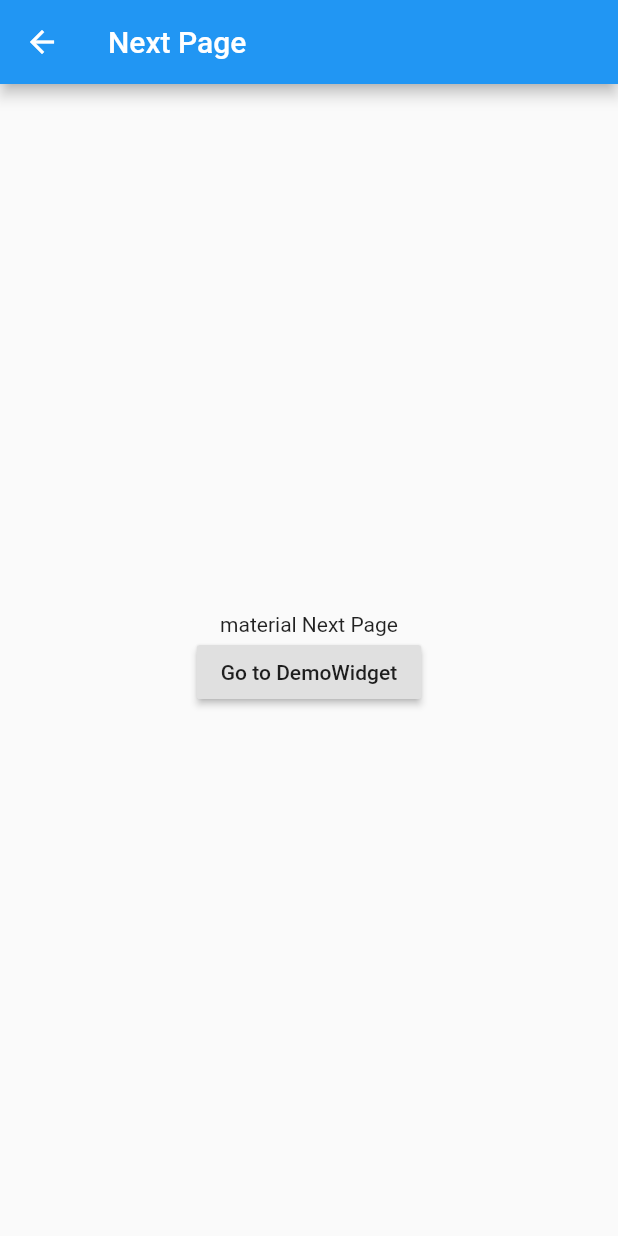
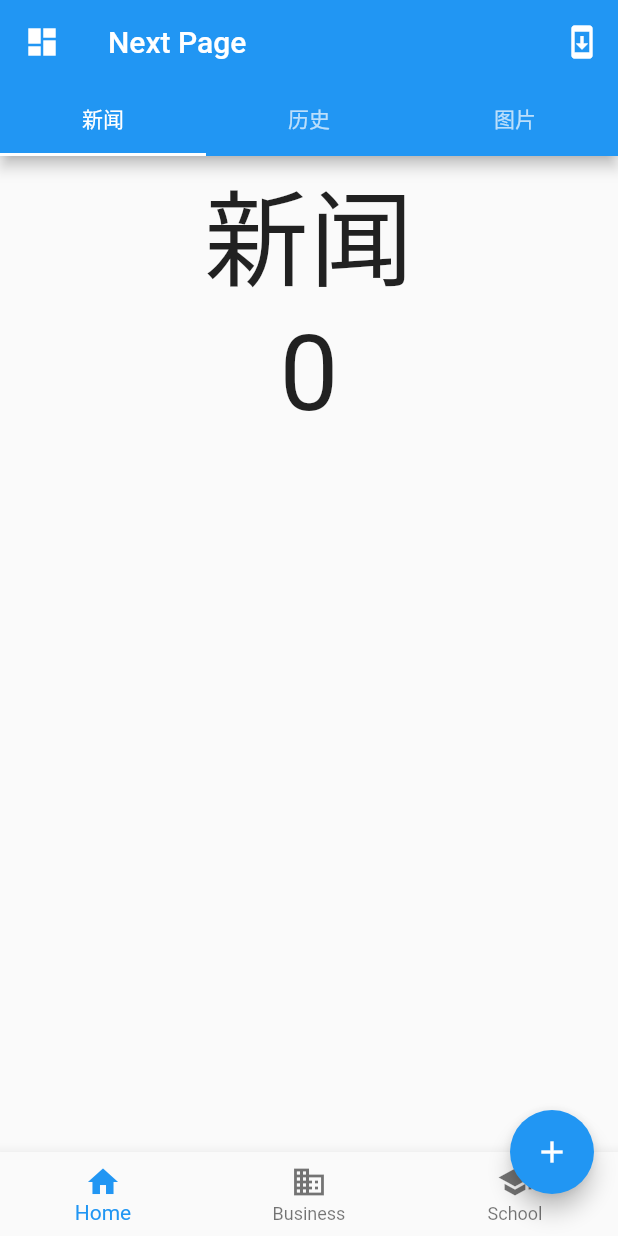
Before and after one commit to seasonZhu/FlutterInProject, a Flutter app: the NextPage screen opened directly, on a phone screen of 412 x 824 dp. Run offline on Flutter 3.47's test engine with Material 2 defaults, Android fonts, the phone set to English and light mode, and no system bars; our stand-ins replace flutter_datetime_picker; generated files the repository leaves out were written again.

Commit message:
编写例子和模型

```diff
--- a/my_flutter/lib/MyApp/nextPage.dart
+++ b/my_flutter/lib/MyApp/nextPage.dart
@@ -1,15 +1,144 @@
 import 'package:flutter/material.dart';
 
 import 'package:my_flutter/Study/DemoWidget.dart';
+import 'package:my_flutter/MyApp/progressRoute.dart';
 
-class NextPage extends StatelessWidget {
+class NextPage extends StatefulWidget {
+  @override
+  _NextPageState createState() => _NextPageState();
+}
+
+class _NextPageState extends State<NextPage>
+    with SingleTickerProviderStateMixin {
+  TabController _tabController;
+
+  List tabs = ["新闻", "历史", "图片"];
+
+  int _selectedIndex = 0;
+
+  int _sum = 0;
+
+  @override
+  void initState() {
+    super.initState();
+    // 创建Controller
+    _tabController = TabController(length: tabs.length, vsync: this);
+  }
+
   @override
   Widget build(BuildContext context) {
     return Scaffold(
       appBar: AppBar(
+        // 自定义左侧按钮
+        leading: Builder(builder: (context) {
+          return IconButton(
+            icon: Icon(Icons.dashboard, color: Colors.white), //自定义图标
+            onPressed: () {
+              print("返回按钮?");
+              Scaffold.of(context).openDrawer();
+            },
+          );
+        }),
+        actions: <Widget>[
+          IconButton(
+            icon: Icon(Icons.system_update, color: Colors.white),
+            onPressed: () {
+              Navigator.push(
+                context,
+                MaterialPageRoute(
+                  //fullscreenDialog: true, //加上这句是present, 不加这句是push
+                  builder: (context) => ProgressView(),
+                ),
+              );
+            },
+          )
+        ],
         title: Text("Next Page"),
+        centerTitle: false,
+        bottom: TabBar(
+            //生成Tab菜单
+            controller: _tabController,
+            tabs: tabs.map((e) => Tab(text: e)).toList()),
       ),
-        body: Column(
+      drawer: Drawer(),
+      body: TabBarView(
+          controller: _tabController,
+          children: tabs.map((e) {
+            //创建3个Tab页
+            return Container(
+                alignment: Alignment.center,
+                child: Column(
+                  children: <Widget>[
+                    Text(e, textScaleFactor: 5),
+                    Text(_sum.toString(), textScaleFactor: 5)
+                  ],
+                ));
+          }).toList()),
+      bottomNavigationBar:
+          _sum % 5 == 0 ? getBottomNavigationBar() : getBottomAppBar(),
+      floatingActionButton: FloatingActionButton(
+        //悬浮按钮
+        child: Icon(Icons.add),
+        onPressed: _onAdd,
+      ),
+      floatingActionButtonLocation: _sum % 5 == 0
+          ? FloatingActionButtonLocation.endDocked
+          : FloatingActionButtonLocation.centerDocked,
+    );
+  }
+
+  BottomAppBar getBottomAppBar() {
+    return BottomAppBar(
+      color: Colors.white,
+      shape: CircularNotchedRectangle(), // 底部导航栏打一个圆形的洞
+      child: Row(
+        children: [
+          IconButton(
+            icon: Icon(Icons.home),
+            onPressed: () {},
+          ),
+          SizedBox(), //中间位置空出
+          IconButton(
+            icon: Icon(Icons.business),
+            onPressed: () {},
+          ),
+        ],
+        mainAxisAlignment: MainAxisAlignment.spaceAround, //均分底部导航栏横向空间
+      ),
+    );
+  }
+
+  BottomNavigationBar getBottomNavigationBar() {
+    return BottomNavigationBar(
+      // 底部导航
+      items: <BottomNavigationBarItem>[
+        BottomNavigationBarItem(icon: Icon(Icons.home), title: Text('Home')),
+        BottomNavigationBarItem(
+            icon: Icon(Icons.business), title: Text('Business')),
+        BottomNavigationBarItem(
+            icon: Icon(Icons.school), title: Text('School')),
+      ],
+      currentIndex: _selectedIndex,
+      fixedColor: Colors.blue,
+      onTap: _onItemTapped,
+    );
+  }
+
+  void _onItemTapped(int index) {
+    setState(() {
+      _selectedIndex = index;
+      print(_selectedIndex);
+    });
+  }
+
+  void _onAdd() {
+    setState(() {
+      _sum += 1;
+    });
+  }
+
+  Column getColumn() {
+    return Column(
       mainAxisAlignment: MainAxisAlignment.center,
       crossAxisAlignment: CrossAxisAlignment.center,
       children: <Widget>[
@@ -31,6 +160,6 @@ class NextPage extends StatelessWidget {
           ),
         )
       ],
-        ));
+    );
   }
 }
--- a/my_flutter/pubspec.yaml
+++ b/my_flutter/pubspec.yaml
@@ -37,11 +37,14 @@ dependencies:
   shrine_images: ^1.0.0
 
   flutter_datetime_picker: ^1.3.4
+  path_provider: ^0.4.1
+  json_annotation: ^2.0.0
 
 dev_dependencies:
   flutter_test:
     sdk: flutter
-
+  build_runner: ^1.0.0
+  json_serializable: ^2.0.0
 # For information on the generic Dart part of this file, see the
 # following page: https://dart.dev/tools/pub/pubspec
 
```
Also changed, not shown: my_flutter/lib/Model/user.dart (added, +17 -0 lines), my_flutter/lib/MyApp/FutureBuilderView.dart (added, +36 -0 lines), my_flutter/lib/MyApp/GradientButton.dart (added, +62 -0 lines), my_flutter/lib/MyApp/progressRoute.dart (added, +93 -0 lines), my_flutter/lib/Model/user.g.dart (added), my_flutter/pubspec.lock, 2 other files. Lines whose indentation alone changed are shown as unchanged.
